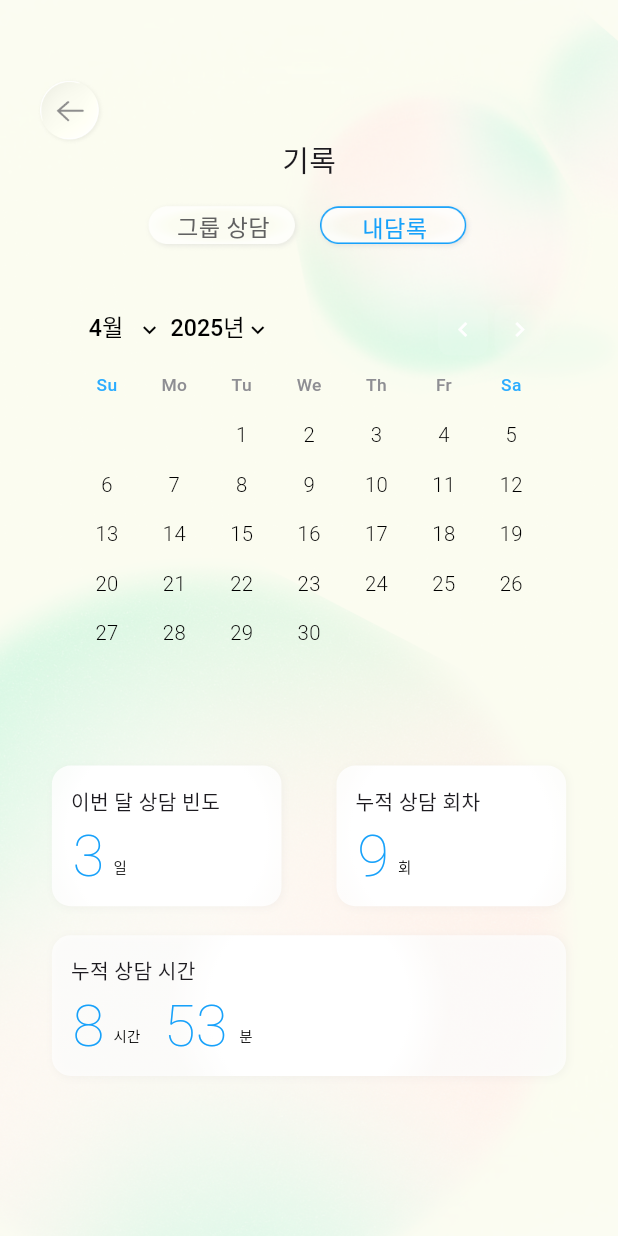
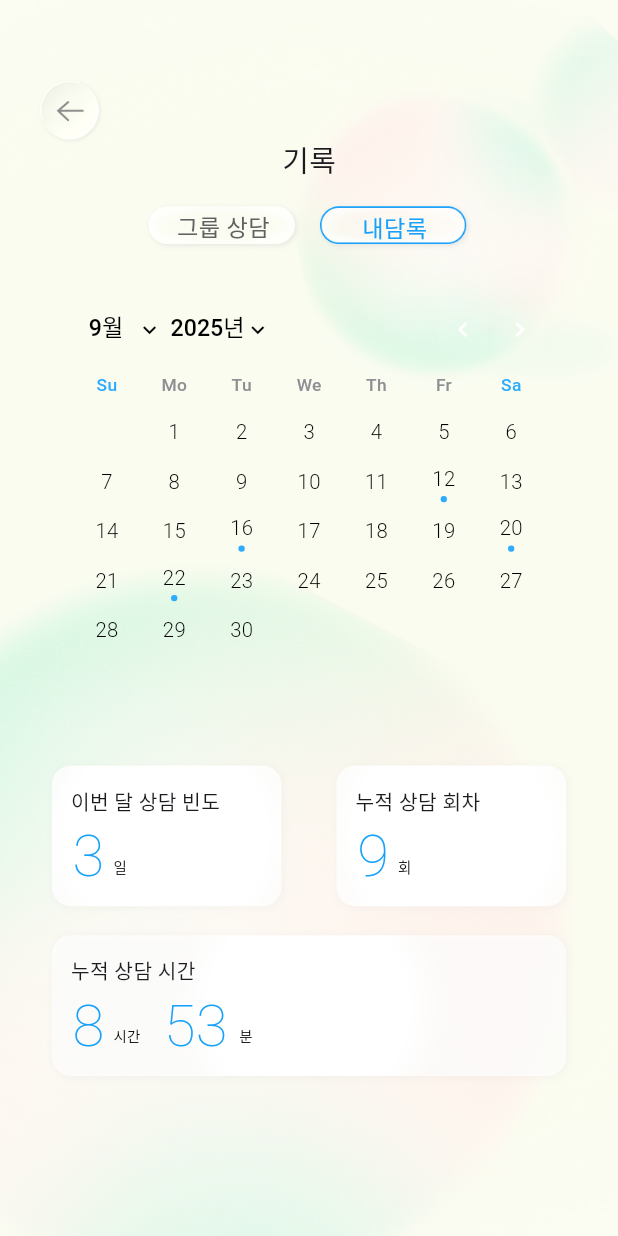
Before and after one commit to potion-glowdrop/blurr-flutter, a Flutter app: the RecordPage screen opened directly, after a tap on "내담록", on a phone screen of 412 x 824 dp. Run offline on Flutter 3.47's test engine with Material 3 defaults, Android fonts, the light colour scheme and no system bars; our stand-ins replace camera, flutter_screenutil, permission_handler; missing offline and left inert: flutter_webrtc, google_mlkit_face_detection, livekit_client; Roboto replaces fonts that are missing (IBMPlexSansKR).

Commit message:
[FEAT] Record page one-on-one session record added

```diff
--- a/lib/features/record/record_page.dart
+++ b/lib/features/record/record_page.dart
@@ -1,44 +1,6 @@
-// import 'package:flutter/material.dart';
-// import 'package:flutter_screenutil/flutter_screenutil.dart';
 
-// class RecordPage extends StatelessWidget {
-//   const RecordPage({super.key});
 
-//   @override
-//   Widget build(BuildContext context) {
-//     return Scaffold(
-//       body: Stack(
-//         children: [
-//           // 배경
-//           Positioned.fill(
-//             child: Image.asset(
-//               'assets/illustrations/widget_background.png',
-//               fit: BoxFit.cover,
-//             ),
-//           ),
-
-//           // 뒤로가기 버튼
-//           Positioned(
-//             left: 23.w,   // ← ScreenUtil은 w/h 반대로 쓰지 않도록 주의!
-//             top: 53.h,
-//             child: GestureDetector(
-//               onTap: () => Navigator.pop(context),
-//               child: SizedBox(
-//                 width: 44.w,
-//                 height: 44.w,
-//                 child: Image.asset(
-//                   'assets/images/icons/back_btn.png',
-//                   fit: BoxFit.contain,
-//                 ),
-//               ),
-//             ),
-//           ),
-//         ],
-//       ),
-//     );
-//   }
-// }
-
+import 'package:blurr/features/record/session_summary_card.dart';
 import 'package:flutter/material.dart';
 import 'package:flutter_screenutil/flutter_screenutil.dart';
 import 'package:flutter/material.dart';
@@ -51,22 +13,28 @@ import 'package:flutter_screenutil/flutter_screenutil.dart';
 class MiniCalendar extends StatefulWidget {
   const MiniCalendar({
     super.key,
-    this.month,                // 표시할 달(기본: 이번 달)
-    this.initialSelectedDate,  // 초기 선택 날짜
+    this.month,
+    this.initialSelectedDate,
     this.onSelected,
     this.minYear,
     this.maxYear,
+    this.markedDates,             // ✅ 점 표시할 날짜들(연-월-일 정규화된 Set)
+    this.markerColor = const Color(0xFF2BACFF),
   });
 
   final DateTime? month;
   final DateTime? initialSelectedDate;
   final ValueChanged<DateTime>? onSelected;
-  final int? minYear; // 기본: 현재연도-5
-  final int? maxYear; // 기본: 현재연도+5
+  final int? minYear;
+  final int? maxYear;
+
+  final Set<DateTime>? markedDates;  // ✅ 추가
+  final Color markerColor;           // ✅ 추가
 
   @override
   State<MiniCalendar> createState() => _MiniCalendarState();
 }
+
 
 class _MiniCalendarState extends State<MiniCalendar> {
   static const _brandBlue = Color(0xFF2BACFF);
@@ -204,12 +172,16 @@ class _MiniCalendarState extends State<MiniCalendar> {
                       final inMonth = dayNum >= 1 && dayNum <= days;
 
                       if (!inMonth) return const Expanded(child: SizedBox.expand());
-
+// 날짜 셀 내부 (dayNum 계산 이후)
 final date = DateTime(_month.year, _month.month, dayNum);
 final isSelected = _selected != null &&
     _selected!.year == date.year &&
     _selected!.month == date.month &&
     _selected!.day == date.day;
+
+// ✅ 표시 대상인지 확인 (연-월-일 정규화)
+DateTime _ymd(DateTime d) => DateTime(d.year, d.month, d.day);
+final hasMarker = (widget.markedDates ?? const {}).contains(_ymd(date));
 
 return Expanded(
   child: GestureDetector(
@@ -219,9 +191,12 @@ class _MiniCalendarState extends State<MiniCalendar> {
       widget.onSelected?.call(date);
     },
     child: Center(
-                            child: Container(
+      child: Column(
+        mainAxisSize: MainAxisSize.min,
+        children: [
+          Container(
             width: 28.w,
-                              height: 28.w,
+            // height: 28.w,
             decoration: isSelected
                 ? BoxDecoration(
                     color: _brandBlue,
@@ -233,14 +208,28 @@ class _MiniCalendarState extends State<MiniCalendar> {
               '$dayNum',
               style: textBase.copyWith(
                 fontSize: 14.sp,
-                                  fontWeight: isSelected?FontWeight.w600:FontWeight.w300,
+                fontWeight: isSelected ? FontWeight.w600 : FontWeight.w300,
                 color: isSelected ? Colors.white : Colors.black,
               ),
             ),
           ),
+          SizedBox(height: 4.h),
+          // ✅ 작은 점
+          if (hasMarker)
+            Container(
+              width: 4.w,
+              height: 4.w,
+              decoration: BoxDecoration(
+                color: widget.markerColor,
+                borderRadius: BorderRadius.circular(2.r),
+              ),
+            ),
+        ],
+      ),
     ),
   ),
 );
+
                     }),
                   ),
                 );
@@ -363,6 +352,48 @@ class RecordPage extends StatefulWidget {
 
 class _RecordPageState extends State<RecordPage> {
   int _currentTab = 0; // 0: 그룹 상담, 1: 내담록
+  DateTime? _selectedDate;
+  DateTime _ymdKey(DateTime d)=> DateTime(d.year, d.month, d.day);
+  String _formatDate(DateTime d) => '${d.year.toString().padLeft(4, '0')}. ${d.month.toString().padLeft(2, '0')}. ${d.day.toString().padLeft(2, '0')}.';
+  static const _teacher = '김포숑';
+  static const _defaultDur = '58분 21초';
+
+  // ✅ 여러 목업 데이터 (원하는 만큼 추가)
+  final Map<DateTime, Map<String, String>> _summaries = {
+    // 같은 달/다른 달 섞어서 예시
+    DateTime(2025, 9, 22): {
+      'summary': '오늘 다른 사람들의 이야기를 들으며, 나도 혼자가 아니라는 걸 느꼈다. 조금은 마음이 가벼워졌다.',
+      'duration': '58분 21초',
+      'teacher': '김포숑',
+    },
+    DateTime(2025, 9, 20): {
+      'summary': '불확실한 미래가 떠올라 답답했지만, 비슷한 고민을 듣고 위로가 되었다.',
+      'duration': '42분 10초',
+      'teacher': '김포숑',
+    },
+    DateTime(2025, 9, 16): {
+      'summary': '내 얘기를 조심스레 꺼냈는데, 고개를 끄덕여주는 사람들이 있어 혼자 같지 않았다.',
+      'duration': '35분 55초',
+      'teacher': '김포숑',
+    },
+    DateTime(2025, 9, 12): {
+      'summary': '각자의 방식으로 이별을 견디는 법을 배우며, 말하지 못했던 감정을 처음으로 꺼냈다.',
+      'duration': '50분 02초',
+      'teacher': '김포숑',
+    },
+    DateTime(2025, 8, 31): {
+      'summary': '부끄러움이 떠올랐지만, 대화 속에서 다시 새 출발할 용기를 얻었다.',
+      'duration': '47분 18초',
+      'teacher': '김포숑',
+    },
+    DateTime(2025, 8, 27): {
+      'summary': '“나도 그래”라는 말 한마디에 울컥했다. 연결감이 긴 하루를 버티게 했다.',
+      'duration': '39분 44초',
+      'teacher': '김포숑',
+    },
+  };
+    Set<DateTime> get _marked => _summaries.keys.map(_ymdKey).toSet();
+
 
   Widget _toggleButton({
     required String label,
@@ -413,14 +444,21 @@ class _RecordPageState extends State<RecordPage> {
 
             ],
 
-        ):Column(
+        ):
+
+        Column(
           children: [
             //calendar
             Container(
               width: 312.w,
               height: 294.h,
               child: MiniCalendar(
-                month: DateTime(2025, 4, 1),               // 특정 달을 보려면 지정
+                month: DateTime(2025, 9, 1),
+                markedDates: _marked,
+                onSelected: (d){
+                  final key = _ymdKey(d);
+                  setState(() => _selectedDate = key);
+                },          // 특정 달을 보려면 지정
                 // initialSelectedDate: DateTime(2025, 4, 13), // 초기 선택
               ),
             ),
@@ -637,6 +675,21 @@ class _RecordPageState extends State<RecordPage> {
               ),
             ),
           ),
+      // ✅ 선택된 날짜가 있고, 해당 날짜의 데이터가 있을 때만 표시
+      if (_selectedDate != null && _summaries.containsKey(_selectedDate!))
+        Positioned(
+          bottom: 0,
+          left: 0,
+          right: 0,
+          child: SessionSummaryCard(
+            dateLabel: _formatDate(_selectedDate!),
+            teacherName: _summaries[_selectedDate!]!['teacher'] ?? _teacher,
+            durationLabel: _summaries[_selectedDate!]!['duration'] ?? _defaultDur,
+            summary: _summaries[_selectedDate!]!['summary'] ?? '',
+            onClose: () => setState(() => _selectedDate = null), // X 누르면 숨기기
+          ),
+        ),
+
 
           // 뒤로가기 버튼
           Positioned(
```
Also changed, not shown: lib/features/onboarding/onboarding_page.dart (+36 -28 lines), lib/features/record/session_summary_card.dart (added, +118 -0 lines), assets/images/icons/next.png (added), assets/images/icons/x.png (added). Lines whose indentation alone changed are shown as unchanged.
